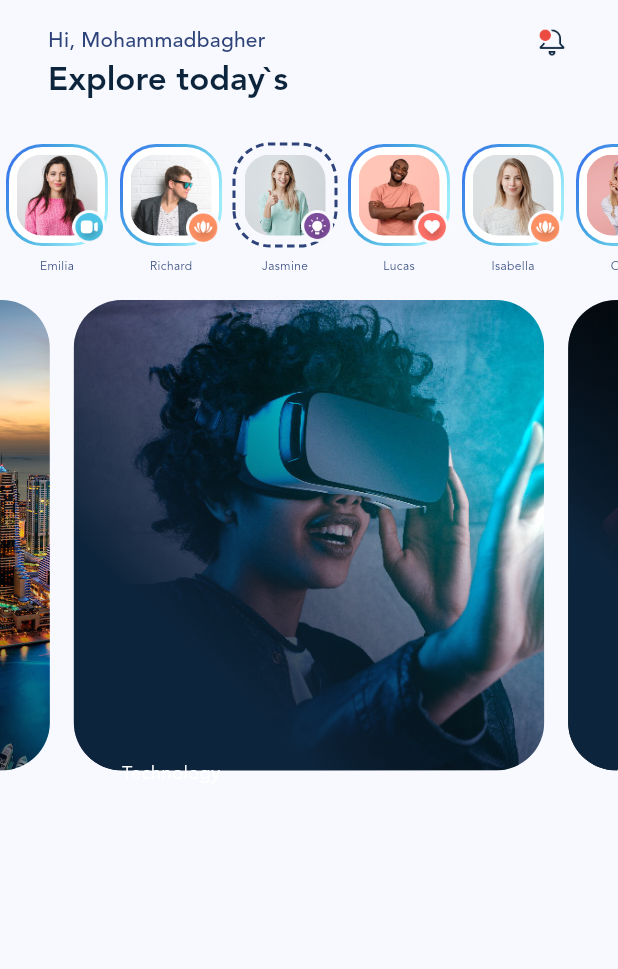
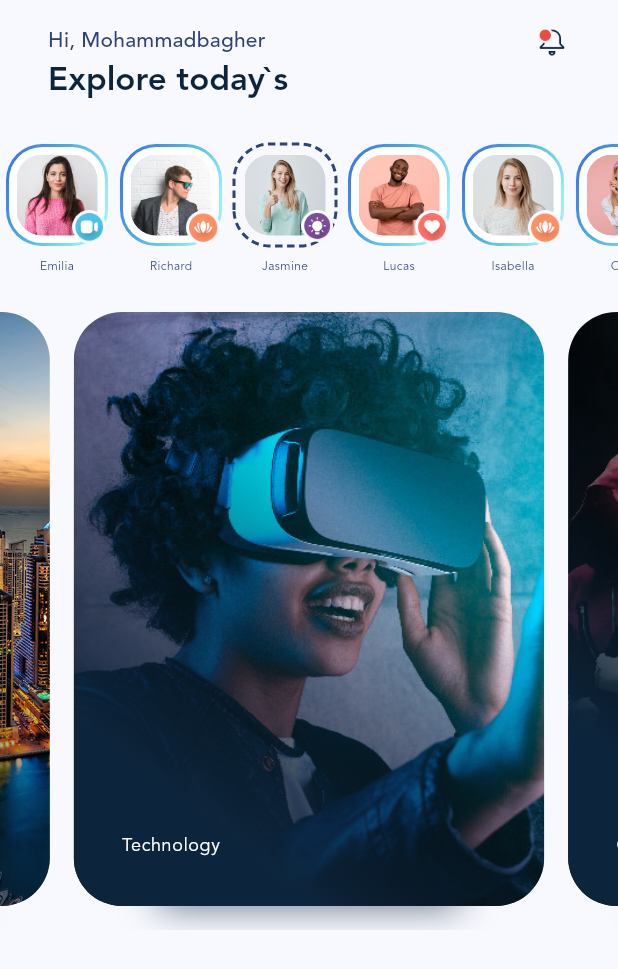
Before and after one commit to baqer2023/blog_club, a Flutter app: the screen it shows after launch, on a phone screen of 412 x 824 dp. Shown: the top 969 px of the screen. Run offline on Flutter 3.47's test engine with Material 3 defaults, Android fonts, the phone set to English and light mode, and no system bars; drawn by our look-alikes of carousel_slider, dotted_border.

Commit message:
carousel added

```diff
--- a/lib/main.dart
+++ b/lib/main.dart
@@ -80,8 +80,8 @@ class HomeScreen extends StatelessWidget {
               ),
               _StoryList(stories: stories),
 
+              SizedBox(height: 16),
               _CategoryList(),
-
             ],
           ),
         ),
@@ -100,32 +100,54 @@ class _CategoryList extends StatelessWidget {
       itemCount: categories.length,
       itemBuilder: (context, index, realIndex) {
         final fixedIndex = index % categories.length;
-    return _CategoryItem(category: categories[fixedIndex]);
+        return _CategoryItem(category: categories[fixedIndex],
+         left: realIndex==0?32:8,
+         right: realIndex==categories.length -1 ? 32 : 8,
+         );
       },
       options: CarouselOptions(
         scrollDirection: Axis.horizontal,
         viewportFraction: 0.8,
         aspectRatio: 1,
         initialPage: 0,
+        scrollPhysics: const BouncingScrollPhysics(),
         disableCenter: true,
         enableInfiniteScroll: true,
+        enlargeCenterPage: true,
+        enlargeStrategy: CenterPageEnlargeStrategy.height,
       ),
     );
-
   }
 }
 
 class _CategoryItem extends StatelessWidget {
   final Category category;
+  final double left;
+  final double right;
 
-  const _CategoryItem({super.key, required this.category});
+  const _CategoryItem({super.key, required this.category, required this.left, required this.right});
 
   @override
   Widget build(BuildContext context) {
-    return Stack(
+    return Container(
+      margin: EdgeInsets.fromLTRB(left, 0, right, 0),
+      child: Stack(
         children: [
-        Container(
-          margin: EdgeInsets.all(8),
+          Positioned.fill(
+            top: 100,
+            right: 56,
+            left: 56,
+            bottom: 16,
+            child: Container(
+              decoration: BoxDecoration(
+                boxShadow: [BoxShadow(blurRadius: 20, color: Color(0xaa0D253C))],
+              ),
+            ),
+          ),
+
+          Positioned.fill(
+            child: Container(
+              margin: EdgeInsets.fromLTRB(0, 0, 0, 16),
               child: ClipRRect(
                 borderRadius: BorderRadius.circular(32),
                 child: Image.asset(
@@ -135,28 +157,27 @@ class _CategoryItem extends StatelessWidget {
               ),
               foregroundDecoration: BoxDecoration(
                 borderRadius: BorderRadius.circular(32),
-        gradient: LinearGradient(begin: Alignment.bottomCenter,colors: [
-           Color(0xff0D253C),
-         Colors.transparent,
-        ]
-
-        )
+                gradient: LinearGradient(
+                  begin: Alignment.bottomCenter,
+                  colors: [Color(0xff0D253C), Colors.transparent],
+                ),
+              ),
             ),
           ),
 
-
           Positioned(
-          bottom: 80,
-          left: 40,
-          child: Text(category.title , style: Theme.of(context).textTheme.bodySmall!.apply(color: Colors.white),
-          )
+            bottom: 48,
+            left: 32,
+            child: Text(
+              category.title,
+              style: Theme.of(
+                context,
+              ).textTheme.bodySmall!.apply(color: Colors.white),
             ),
-
-
+          ),
         ],
-
-    )
-;
+      ),
+    );
   }
 }
 
@@ -269,21 +290,6 @@ class _Story extends StatelessWidget {
   }
 }
 
-
-
-
-
-
-
-
-
-
-
-
-
-
-
-
 class _MouseScrollBehavior extends MaterialScrollBehavior {
   @override
   Set<PointerDeviceKind> get dragDevices => {
```
Lines whose indentation alone changed are shown as unchanged.
